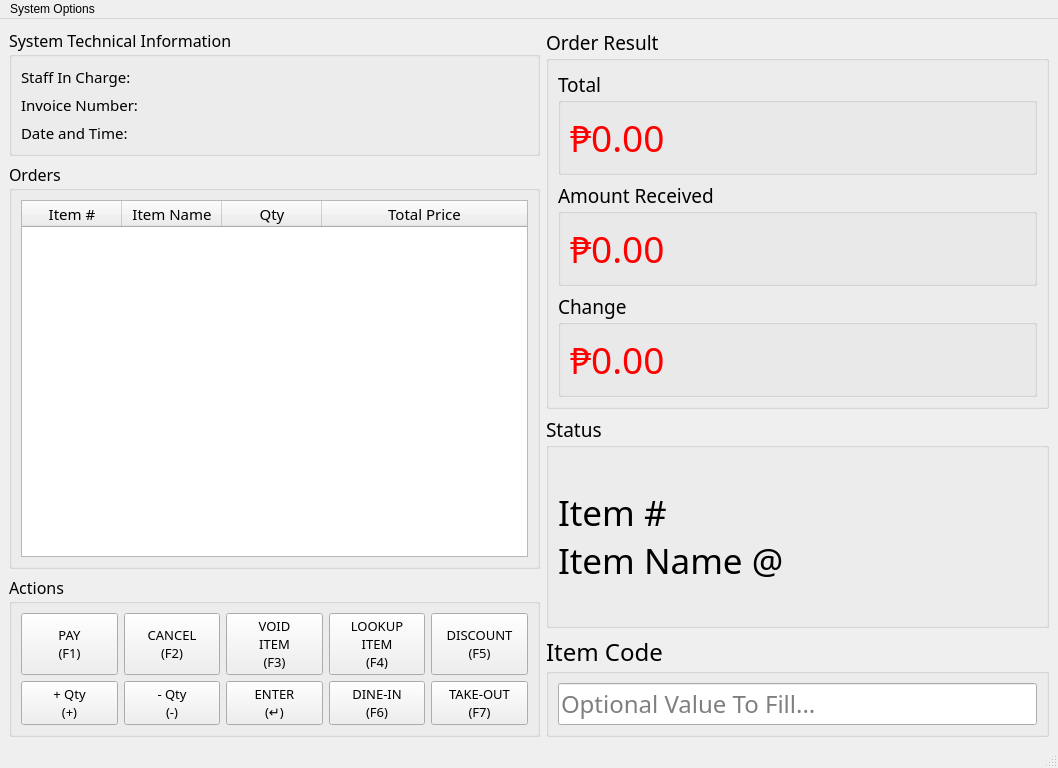
Before: the Qt Designer form System Design/Route88_POSCmpnt.ui in CodexLink/Route88_HybridBusinessSystem, drawn with Qt 5.
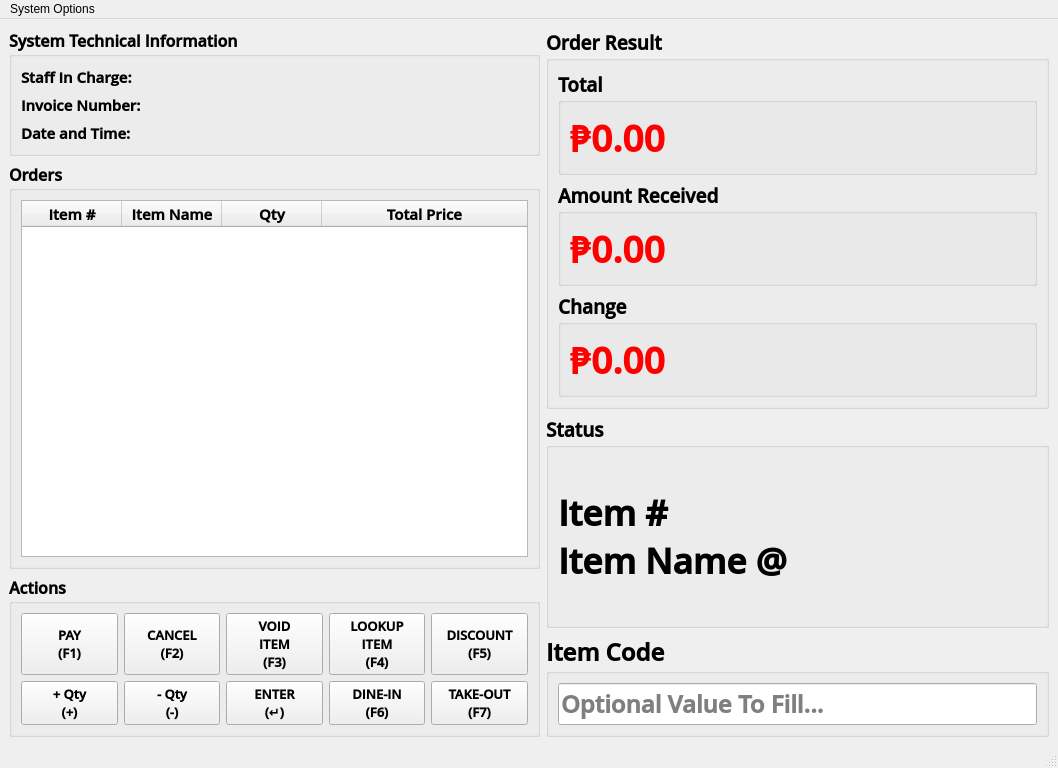
After: the same form once the commit is applied. Icons and pictures are not drawn.

Commit message:
[UI Progression] Updated Font to OpenSans SemiBold
+ Added Rollback Changes Button for Rollbacking Transaction. Just like Undo Operation.

```diff
--- a/System Design/Route88_POSCmpnt.ui
+++ b/System Design/Route88_POSCmpnt.ui
@@ -49,8 +49,10 @@
        <widget class="QGroupBox" name="groupBox_9">
         <property name="font">
          <font>
-          <family>Roboto Mono</family>
+          <family>Open Sans SemiBold</family>
           <pointsize>12</pointsize>
+          <weight>75</weight>
+          <bold>true</bold>
          </font>
         </property>
         <property name="title">
@@ -67,8 +69,10 @@
            </property>
            <property name="font">
             <font>
-             <family>Roboto Mono</family>
+             <family>Open Sans SemiBold</family>
              <pointsize>11</pointsize>
+             <weight>75</weight>
+             <bold>true</bold>
             </font>
            </property>
            <property name="text">
@@ -86,8 +90,10 @@
            </property>
            <property name="font">
             <font>
-             <family>Roboto Mono</family>
+             <family>Open Sans SemiBold</family>
              <pointsize>11</pointsize>
+             <weight>75</weight>
+             <bold>true</bold>
             </font>
            </property>
            <property name="text">
@@ -105,8 +111,10 @@
            </property>
            <property name="font">
             <font>
-             <family>Roboto Mono</family>
+             <family>Open Sans SemiBold</family>
              <pointsize>11</pointsize>
+             <weight>75</weight>
+             <bold>true</bold>
             </font>
            </property>
            <property name="text">
@@ -127,8 +135,10 @@
         </property>
         <property name="font">
          <font>
-          <family>Roboto Mono</family>
+          <family>Open Sans SemiBold</family>
           <pointsize>12</pointsize>
+          <weight>75</weight>
+          <bold>true</bold>
          </font>
         </property>
         <property name="title">
@@ -145,8 +155,10 @@
            </property>
            <property name="font">
             <font>
-             <family>Roboto Mono</family>
+             <family>Open Sans SemiBold</family>
              <pointsize>11</pointsize>
+             <weight>75</weight>
+             <bold>true</bold>
             </font>
            </property>
            <property name="focusPolicy">
@@ -244,8 +256,10 @@
         </property>
         <property name="font">
          <font>
-          <family>Roboto Mono</family>
+          <family>Open Sans SemiBold</family>
           <pointsize>12</pointsize>
+          <weight>75</weight>
+          <bold>true</bold>
          </font>
         </property>
         <property name="title">
@@ -262,8 +276,10 @@
            </property>
            <property name="font">
             <font>
-             <family>Roboto Mono</family>
+             <family>Open Sans SemiBold</family>
              <pointsize>10</pointsize>
+             <weight>75</weight>
+             <bold>true</bold>
             </font>
            </property>
            <property name="text">
@@ -282,8 +298,10 @@
            </property>
            <property name="font">
             <font>
-             <family>Roboto Mono</family>
+             <family>Open Sans SemiBold</family>
              <pointsize>10</pointsize>
+             <weight>75</weight>
+             <bold>true</bold>
             </font>
            </property>
            <property name="text">
@@ -308,8 +326,10 @@
            </property>
            <property name="font">
             <font>
-             <family>Roboto Mono</family>
+             <family>Open Sans SemiBold</family>
              <pointsize>10</pointsize>
+             <weight>75</weight>
+             <bold>true</bold>
             </font>
            </property>
            <property name="text">
@@ -328,8 +348,10 @@
            </property>
            <property name="font">
             <font>
-             <family>Roboto Mono</family>
+             <family>Open Sans SemiBold</family>
              <pointsize>10</pointsize>
+             <weight>75</weight>
+             <bold>true</bold>
             </font>
            </property>
            <property name="text">
@@ -348,8 +370,10 @@
            </property>
            <property name="font">
             <font>
-             <family>Roboto Mono</family>
+             <family>Open Sans SemiBold</family>
              <pointsize>10</pointsize>
+             <weight>75</weight>
+             <bold>true</bold>
             </font>
            </property>
            <property name="text">
@@ -369,8 +393,10 @@
            </property>
            <property name="font">
             <font>
-             <family>Roboto Mono</family>
+             <family>Open Sans SemiBold</family>
              <pointsize>10</pointsize>
+             <weight>75</weight>
+             <bold>true</bold>
             </font>
            </property>
            <property name="text">
@@ -389,8 +415,10 @@
            </property>
            <property name="font">
             <font>
-             <family>Roboto Mono</family>
+             <family>Open Sans SemiBold</family>
              <pointsize>10</pointsize>
+             <weight>75</weight>
+             <bold>true</bold>
             </font>
            </property>
            <property name="layoutDirection">
@@ -416,8 +444,10 @@
            </property>
            <property name="font">
             <font>
-             <family>Roboto Mono</family>
+             <family>Open Sans SemiBold</family>
              <pointsize>10</pointsize>
+             <weight>75</weight>
+             <bold>true</bold>
             </font>
            </property>
            <property name="text">
@@ -436,8 +466,10 @@
            </property>
            <property name="font">
             <font>
-             <family>Roboto Mono</family>
+             <family>Open Sans SemiBold</family>
              <pointsize>10</pointsize>
+             <weight>75</weight>
+             <bold>true</bold>
             </font>
            </property>
            <property name="text">
@@ -456,8 +488,10 @@
            </property>
            <property name="font">
             <font>
-             <family>Roboto Mono</family>
+             <family>Open Sans SemiBold</family>
              <pointsize>10</pointsize>
+             <weight>75</weight>
+             <bold>true</bold>
             </font>
            </property>
            <property name="text">
@@ -486,8 +520,10 @@
         </property>
         <property name="font">
          <font>
-          <family>Roboto Mono</family>
+          <family>Open Sans SemiBold</family>
           <pointsize>14</pointsize>
+          <weight>75</weight>
+          <bold>true</bold>
          </font>
         </property>
         <property name="focusPolicy">
@@ -505,6 +541,13 @@
              <verstretch>0</verstretch>
             </sizepolicy>
            </property>
+           <property name="font">
+            <font>
+             <family>Open Sans SemiBold</family>
+             <weight>75</weight>
+             <bold>true</bold>
+            </font>
+           </property>
            <property name="title">
             <string>Total</string>
            </property>
@@ -519,8 +562,10 @@
               </property>
               <property name="font">
                <font>
-                <family>Roboto Mono</family>
+                <family>Open Sans SemiBold</family>
                 <pointsize>28</pointsize>
+                <weight>75</weight>
+                <bold>true</bold>
                </font>
               </property>
               <property name="text">
@@ -542,6 +587,13 @@
              <verstretch>0</verstretch>
             </sizepolicy>
            </property>
+           <property name="font">
+            <font>
+             <family>Open Sans SemiBold</family>
+             <weight>75</weight>
+             <bold>true</bold>
+            </font>
+           </property>
            <property name="title">
             <string>Amount Received</string>
            </property>
@@ -556,8 +608,10 @@
               </property>
               <property name="font">
                <font>
-                <family>Roboto Mono</family>
+                <family>Open Sans SemiBold</family>
                 <pointsize>28</pointsize>
+                <weight>75</weight>
+                <bold>true</bold>
                </font>
               </property>
               <property name="layoutDirection">
@@ -582,6 +636,13 @@
              <verstretch>0</verstretch>
             </sizepolicy>
            </property>
+           <property name="font">
+            <font>
+             <family>Open Sans SemiBold</family>
+             <weight>75</weight>
+             <bold>true</bold>
+            </font>
+           </property>
            <property name="title">
             <string>Change</string>
            </property>
@@ -596,8 +657,10 @@
               </property>
               <property name="font">
                <font>
-                <family>Roboto Mono</family>
+                <family>Open Sans SemiBold</family>
                 <pointsize>28</pointsize>
+                <weight>75</weight>
+                <bold>true</bold>
                </font>
               </property>
               <property name="layoutDirection">
@@ -627,8 +690,10 @@
         </property>
         <property name="font">
          <font>
-          <family>Roboto Mono</family>
+          <family>Open Sans SemiBold</family>
           <pointsize>14</pointsize>
+          <weight>75</weight>
+          <bold>true</bold>
          </font>
         </property>
         <property name="title">
@@ -645,8 +710,10 @@
            </property>
            <property name="font">
             <font>
-             <family>Roboto Mono</family>
+             <family>Open Sans SemiBold</family>
              <pointsize>26</pointsize>
+             <weight>75</weight>
+             <bold>true</bold>
             </font>
            </property>
            <property name="text">
@@ -668,8 +735,10 @@
         </property>
         <property name="font">
          <font>
-          <family>Roboto Mono</family>
+          <family>Open Sans SemiBold</family>
           <pointsize>18</pointsize>
+          <weight>75</weight>
+          <bold>true</bold>
          </font>
         </property>
         <property name="title">
@@ -684,6 +753,13 @@
              <verstretch>0</verstretch>
             </sizepolicy>
            </property>
+           <property name="font">
+            <font>
+             <family>Open Sans SemiBold</family>
+             <weight>75</weight>
+             <bold>true</bold>
+            </font>
+           </property>
            <property name="text">
             <string/>
            </property>
```
The commit also changes 9 other files.
